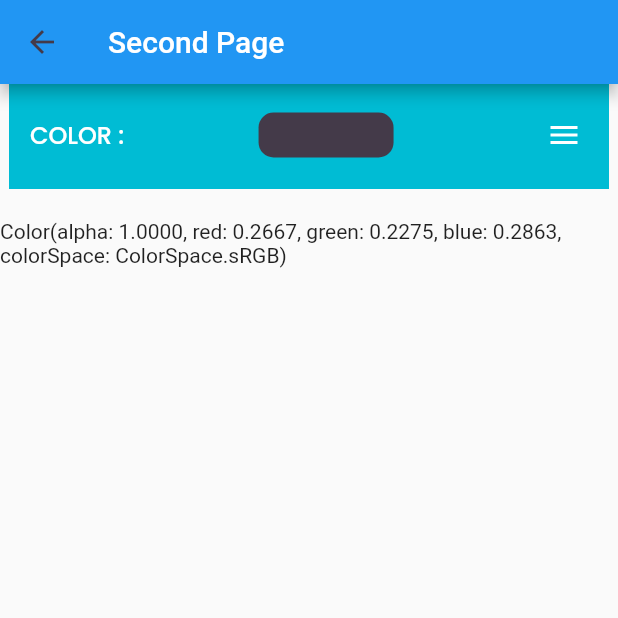
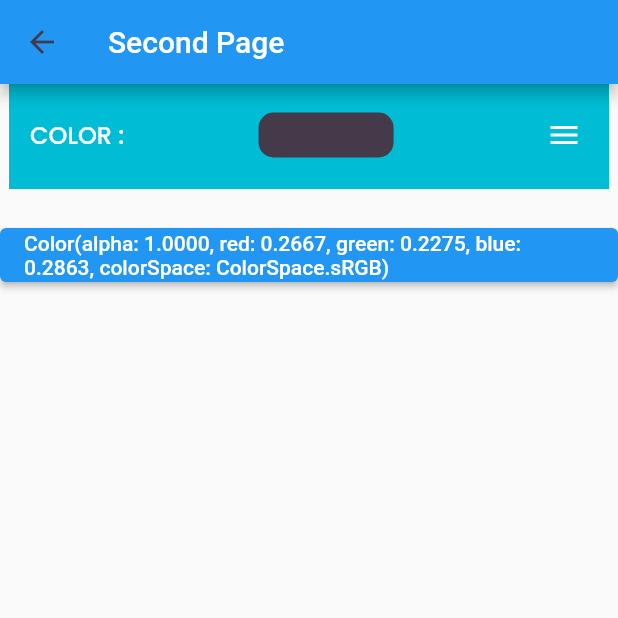
Before and after one commit to laksh29/trial_space, a Flutter app: the screen it shows after launch, after a tap on "Next page", on a phone screen of 412 x 824 dp, the top half of it. Run offline on Flutter 3.47's test engine with Material 2 defaults, Android fonts, the light colour scheme and no system bars; our stand-ins replace flutter_colorpicker, google_fonts.

Commit message:
added snackbar

```diff
--- a/lib/main.dart
+++ b/lib/main.dart
@@ -17,7 +17,7 @@ class MyApp extends StatelessWidget {
       // home: MyHomePage(),
       routes: {
         '/': (context) => FirstPage(
-              hex: const Color(0xffffffff),
+              hex: const Color(0xff443a49),
             ),
         '/second': (context) => const SecondPage()
       },
@@ -36,6 +36,7 @@ class _FirstPageState extends State<FirstPage> {
   @override
   Widget build(BuildContext context) {
     // Color code = hex;
+    Color result = const Color(0xff443a49);
     return Scaffold(
       appBar: AppBar(
         title: const Text("Testing Space"),
@@ -45,18 +46,33 @@ class _FirstPageState extends State<FirstPage> {
           const Text("This is the first page"),
           const SizedBox(height: 50),
           ElevatedButton(
+              // onPressed: () {
+              //   Navigator.push(
+              //       context,
+              //       MaterialPageRoute(
+              //           builder: (context) => const SecondPage()));
+              // },
               onPressed: () {
-                Navigator.push(
-                    context,
-                    MaterialPageRoute(
-                        builder: (context) => const SecondPage()));
+                var result = _navigateAndDisplaySelection(context);
               },
               child: const Text("Next page")),
-          //  Text(code.toString())
+          Text(result.toString())
         ]),
       ),
     );
   }
+}
+
+// FUTURE ROUTE
+Future<void> _navigateAndDisplaySelection(BuildContext context) async {
+  final Color result = await Navigator.push(
+    context,
+    MaterialPageRoute(builder: (context) => const SecondPage()),
+  );
+
+  ScaffoldMessenger.of(context)
+    ..removeCurrentSnackBar()
+    ..showSnackBar(SnackBar(content: Text(result.toString())));
 }
 
 // Second Page
@@ -169,7 +185,12 @@ class _SecondPageState extends State<SecondPage>
           ),
         ),
         const SizedBox(height: 20),
-        Text(colorPicker.toString())
+        // Text(colorPicker.toString())
+        ElevatedButton(
+            onPressed: () {
+              Navigator.pop(context, colorPicker);
+            },
+            child: Text(colorPicker.toString()))
       ]),
     );
   }
```
